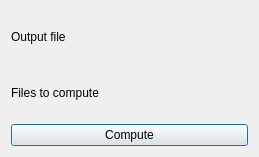
Before: the Qt Designer form mi_companion/entry_points/compatibility/dialog.ui in MapsPeople/mi_companion, drawn with Qt 5.
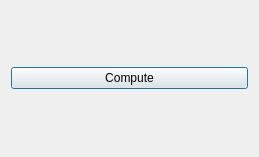
After: the same form once the commit is applied. Custom widgets are drawn as their Qt base class.

```diff
--- a/mi_companion/entry_points/compatibility/dialog.ui
+++ b/mi_companion/entry_points/compatibility/dialog.ui
@@ -14,42 +14,6 @@
             <string>Cad Area Calculator</string>
         </property>
         <layout class="QVBoxLayout" name="parameter_layout">
-            <item>
-                <layout class="QHBoxLayout" name="horizontalLayout">
-                    <item>
-                        <widget class="QLabel" name="label_2">
-                            <property name="text">
-                                <string>Output file</string>
-                            </property>
-                        </widget>
-                    </item>
-                    <item>
-                        <widget class="QgsFileWidget" name="out_file_widget">
-                            <property name="storageMode">
-                                <enum>QgsFileWidget::SaveFile</enum>
-                            </property>
-                        </widget>
-                    </item>
-                </layout>
-            </item>
-            <item>
-                <layout class="QHBoxLayout" name="horizontalLayout_2">
-                    <item>
-                        <widget class="QLabel" name="label_3">
-                            <property name="text">
-                                <string>Files to compute</string>
-                            </property>
-                        </widget>
-                    </item>
-                    <item>
-                        <widget class="QgsFileWidget" name="compute_files_widget">
-                            <property name="storageMode">
-                                <enum>QgsFileWidget::GetDirectory</enum>
-                            </property>
-                        </widget>
-                    </item>
-                </layout>
-            </item>
             <item>
                 <layout class="QHBoxLayout" name="horizontalLayout_4">
                     <item>
```
Left out of the diff: 2 changed lines with no effect on the pictures.
